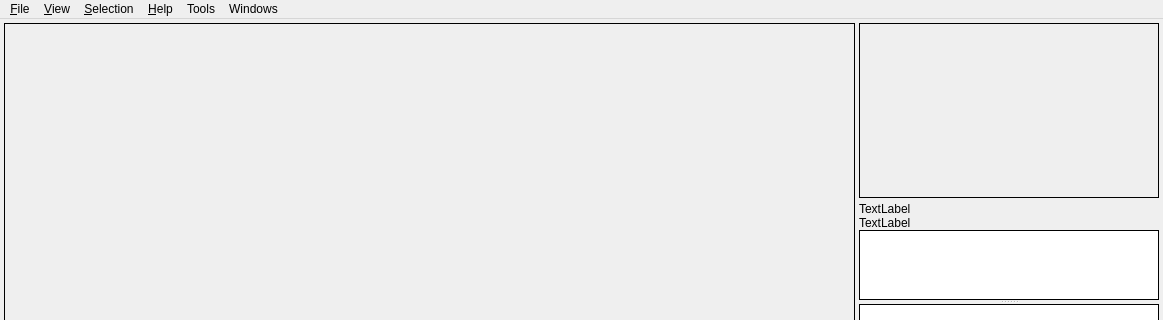
Above: src/saisieQT/ui/saisieQT_window.ui from micmacIGN/micmac before the change; both pictures show x 0 to 1163 and y 0 to 320 of the 1163 by 745 pixel window. Below: the same form after it.
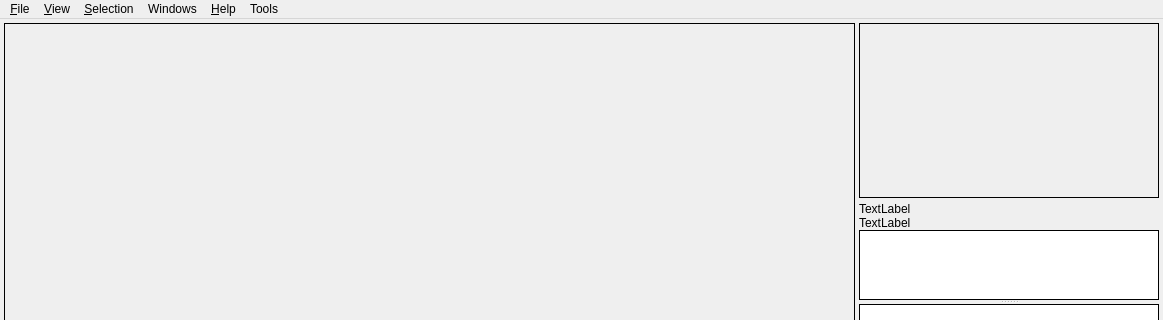
That is the form after the change. Icons and pictures are not drawn.

What changed in the file:
```diff
--- a/src/saisieQT/ui/saisieQT_window.ui
+++ b/src/saisieQT/ui/saisieQT_window.ui
@@ -537,9 +537,9 @@
    <addaction name="menuFile"/>
    <addaction name="menuView"/>
    <addaction name="menuSelection"/>
+   <addaction name="menuWindows"/>
    <addaction name="menuHelp"/>
    <addaction name="menuTools"/>
-   <addaction name="menuWindows"/>
   </widget>
   <action name="actionFullScreen">
    <property name="checkable">
```
Left out of the diff: 16 changed lines with no effect on the pictures.
